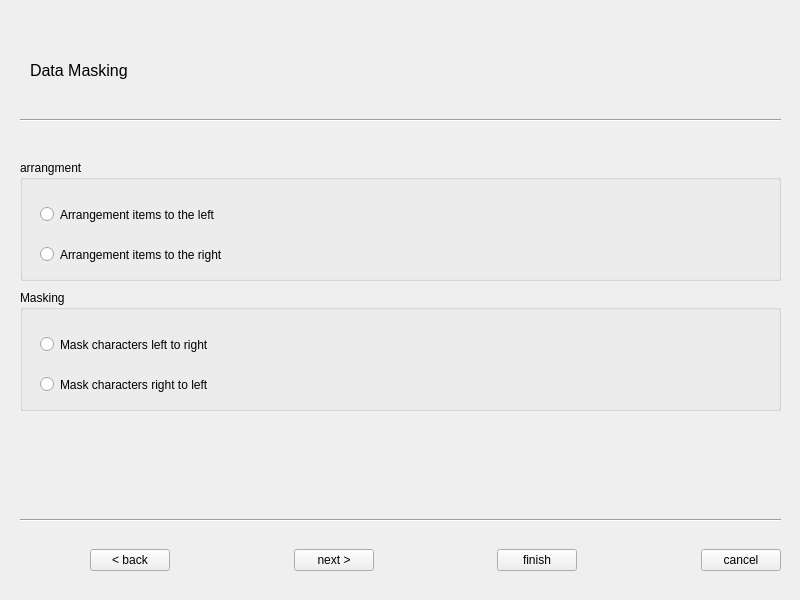
zel0rd/Non-Identifying, file UI/maskingData.ui: the form before one commit.
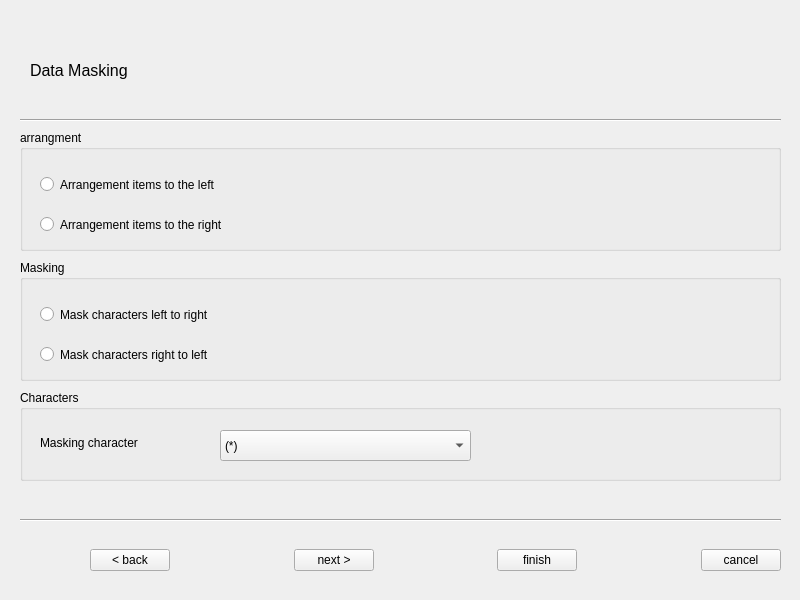
The form after the commit.

The edit to the form file:
```diff
--- a/UI/maskingData.ui
+++ b/UI/maskingData.ui
@@ -18,7 +18,7 @@
     <property name="geometry">
      <rect>
       <x>20</x>
-      <y>160</y>
+      <y>130</y>
       <width>761</width>
       <height>121</height>
      </rect>
@@ -180,7 +180,7 @@
     <property name="geometry">
      <rect>
       <x>20</x>
-      <y>290</y>
+      <y>260</y>
       <width>761</width>
       <height>121</height>
      </rect>
@@ -215,6 +215,57 @@
      </property>
     </widget>
    </widget>
+   <widget class="QGroupBox" name="maskingBox_2">
+    <property name="geometry">
+     <rect>
+      <x>20</x>
+      <y>390</y>
+      <width>761</width>
+      <height>91</height>
+     </rect>
+    </property>
+    <property name="title">
+     <string>Characters</string>
+    </property>
+    <widget class="QLabel" name="label_2">
+     <property name="geometry">
+      <rect>
+       <x>20</x>
+       <y>40</y>
+       <width>181</width>
+       <height>25</height>
+      </rect>
+     </property>
+     <property name="text">
+      <string>Masking character</string>
+     </property>
+    </widget>
+    <widget class="QComboBox" name="comboBox">
+     <property name="geometry">
+      <rect>
+       <x>200</x>
+       <y>40</y>
+       <width>251</width>
+       <height>31</height>
+      </rect>
+     </property>
+     <item>
+      <property name="text">
+       <string>(*)</string>
+      </property>
+     </item>
+     <item>
+      <property name="text">
+       <string>(0)</string>
+      </property>
+     </item>
+     <item>
+      <property name="text">
+       <string>( )</string>
+      </property>
+     </item>
+    </widget>
+   </widget>
   </widget>
  </widget>
  <resources/>
```
Left out of the diff: 2 changed lines with no effect on the pictures.
